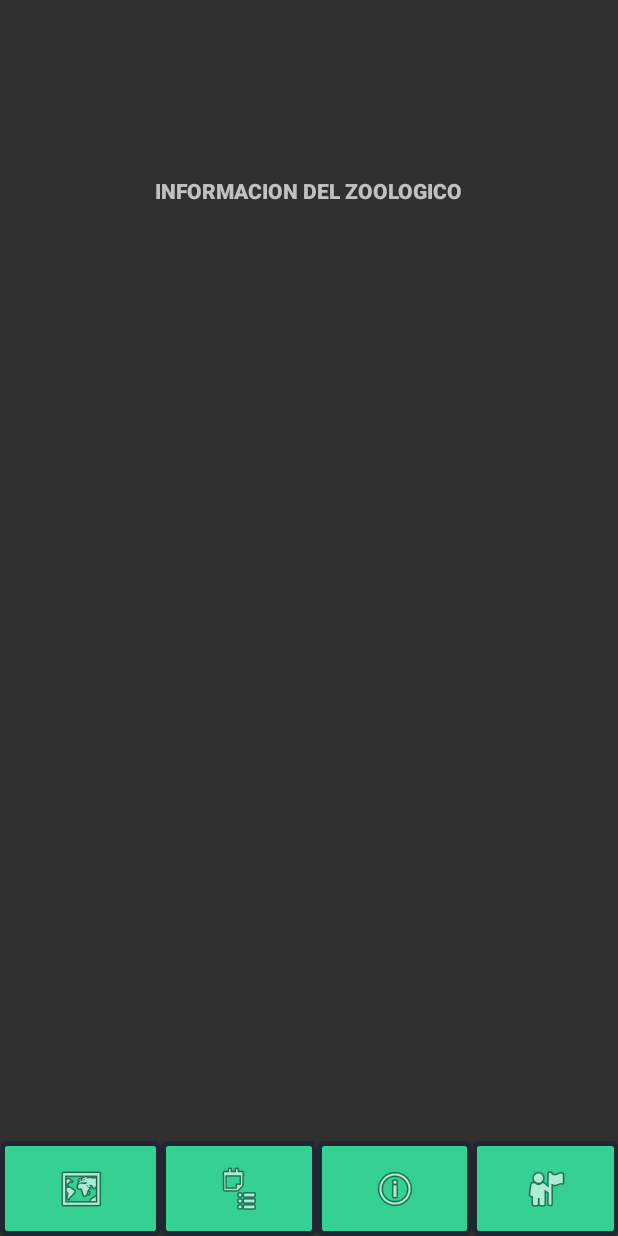
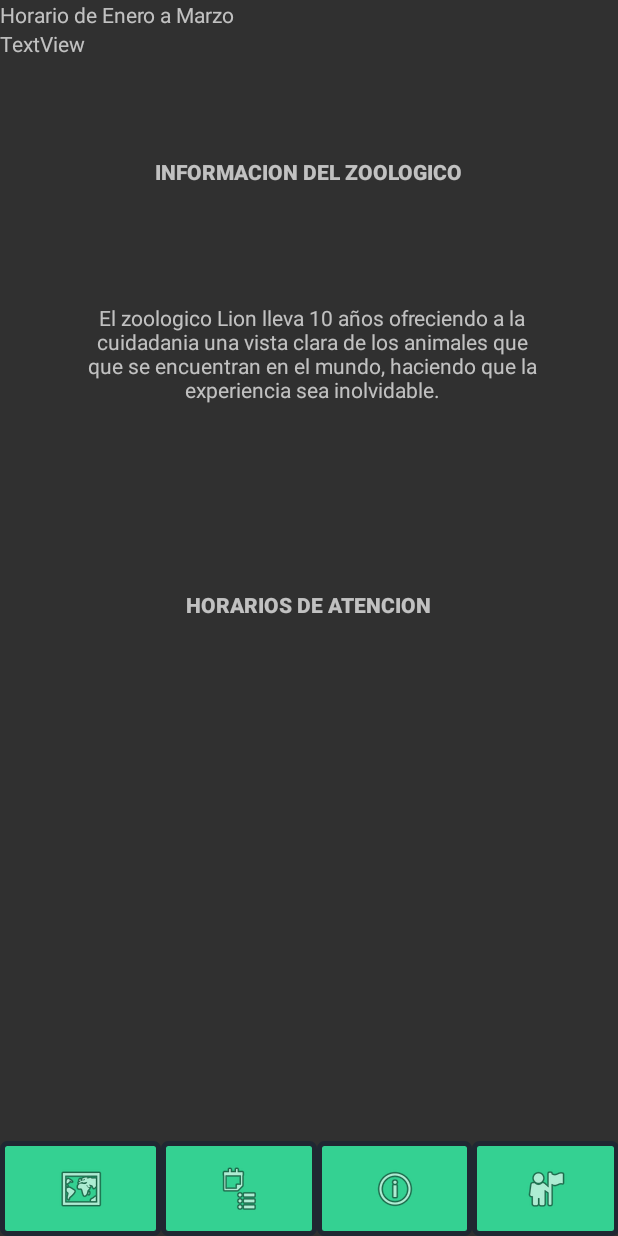
Before and after one commit to FaustoCCR/zooApp, an Android app: the CuartoActivity screen opened directly, with no data from a screen before it, on a phone screen of 412 x 824 dp. Run offline under Robolectric (Android 15) with nearby library versions, the phone set to English and light mode, and no system bars.

Commit message:
Aporte a cuarto Avance

```diff
--- a/app/src/main/res/layout/activity_cuarto.xml
+++ b/app/src/main/res/layout/activity_cuarto.xml
@@ -54,7 +54,7 @@
         android:layout_width="wrap_content"
         android:layout_height="wrap_content"
         android:layout_marginStart="131dp"
-        android:layout_marginTop="71dp"
+        android:layout_marginTop="45dp"
         android:layout_marginEnd="131dp"
         android:layout_marginBottom="578dp"
         android:fontFamily="sans-serif-black"
@@ -63,4 +63,74 @@
         app:layout_constraintEnd_toEndOf="parent"
         app:layout_constraintStart_toStartOf="parent"
         app:layout_constraintTop_toTopOf="parent" />
+
+    <TextView
+        android:id="@+id/textView11"
+        android:layout_width="305dp"
+        android:layout_height="87dp"
+        android:layout_marginStart="55dp"
+        android:layout_marginTop="74dp"
+        android:layout_marginEnd="55dp"
+        android:layout_marginBottom="50dp"
+        android:text="@string/detalle"
+        android:textAlignment="center"
+        app:layout_constraintBottom_toTopOf="@+id/textView12"
+        app:layout_constraintEnd_toEndOf="parent"
+        app:layout_constraintHorizontal_bias="0.0"
+        app:layout_constraintStart_toStartOf="parent"
+        app:layout_constraintTop_toBottomOf="@+id/textView10" />
+
+    <TextView
+        android:id="@+id/textView12"
+        android:layout_width="wrap_content"
+        android:layout_height="wrap_content"
+        android:layout_marginStart="124dp"
+        android:layout_marginTop="50dp"
+        android:layout_marginEnd="124dp"
+        android:layout_marginBottom="344dp"
+        android:fontFamily="sans-serif-black"
+        android:text="@string/horario"
+        app:layout_constraintBottom_toTopOf="@+id/tableRow"
+        app:layout_constraintEnd_toEndOf="parent"
+        app:layout_constraintHorizontal_bias="0.0"
+        app:layout_constraintStart_toStartOf="parent"
+        app:layout_constraintTop_toBottomOf="@+id/textView11" />
+
+    <TableLayout
+        android:layout_width="337dp"
+        android:layout_height="249dp"
+        tools:layout_editor_absoluteX="37dp"
+        tools:layout_editor_absoluteY="352dp">
+
+        <TableRow
+            android:layout_width="match_parent"
+            android:layout_height="match_parent">
+
+            <TextView
+                android:id="@+id/textView14"
+                android:layout_width="wrap_content"
+                android:layout_height="wrap_content"
+                android:text="@string/enero" />
+
+        </TableRow>
+
+        <TableRow
+            android:layout_width="match_parent"
+            android:layout_height="match_parent">
+
+            <TextView
+                android:id="@+id/textView13"
+                android:layout_width="wrap_content"
+                android:layout_height="wrap_content"
+                android:text="TextView" />
+        </TableRow>
+
+        <TableRow
+            android:layout_width="match_parent"
+            android:layout_height="match_parent" />
+
+        <TableRow
+            android:layout_width="match_parent"
+            android:layout_height="match_parent" />
+    </TableLayout>
 </androidx.constraintlayout.widget.ConstraintLayout>
--- a/app/src/main/res/values/strings.xml
+++ b/app/src/main/res/values/strings.xml
@@ -28,5 +28,6 @@
 
     //Quinto activity
     <string name="info_cuenta">INFORMACION DE LA CUENTA</string>
+    <string name="enero">Horario de Enero a Marzo</string>
 
 </resources>
```
